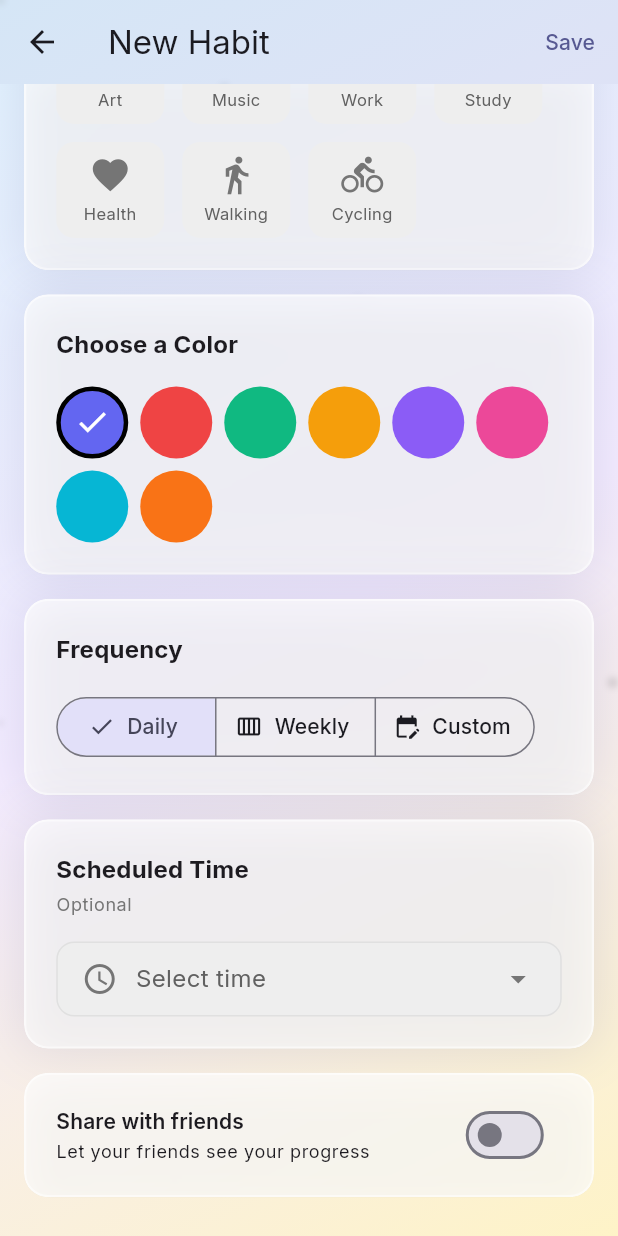
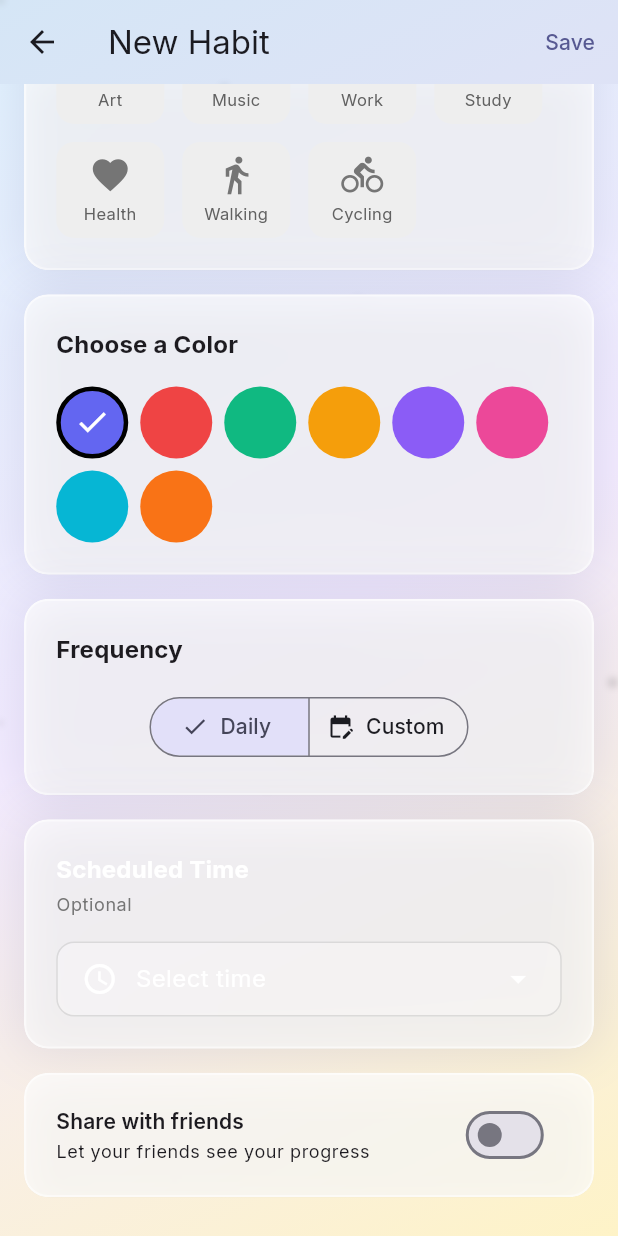
Before and after one commit to dekaos/my-habits, a Flutter app: the AddHabitScreen screen opened directly, scrolled down 576 dp, on a phone screen of 412 x 824 dp. Run offline on Flutter 3.47's test engine with Material 3 defaults, Android fonts, the phone set to English and light mode, and no system bars; our stand-ins replace audioplayers, confetti, fl_chart, flutter_local_notifications, flutter_riverpod, flutter_slidable and 6 more; accounts and stored records are empty; network calls fail; project files that could hold a hidden picture were left out.

Commit message:
HabitScreen > Better UI

```diff
--- a/lib/screens/habits/add_habit_screen.dart
+++ b/lib/screens/habits/add_habit_screen.dart
@@ -303,17 +303,13 @@ class _AddHabitScreenState extends ConsumerState<AddHabitScreen> {
                                 ),
                       ),
                       const SizedBox(height: 16),
-                      SegmentedButton<HabitFrequency>(
+                      Center(
+                        child: SegmentedButton<HabitFrequency>(
                           segments: const [
                             ButtonSegment(
                               value: HabitFrequency.daily,
                               label: Text('Daily'),
                               icon: Icon(Icons.calendar_today),
-                          ),
-                          ButtonSegment(
-                            value: HabitFrequency.weekly,
-                            label: Text('Weekly'),
-                            icon: Icon(Icons.calendar_view_week),
                             ),
                             ButtonSegment(
                               value: HabitFrequency.custom,
@@ -322,12 +318,14 @@ class _AddHabitScreenState extends ConsumerState<AddHabitScreen> {
                             ),
                           ],
                           selected: {_frequency},
-                        onSelectionChanged: (Set<HabitFrequency> newSelection) {
+                          onSelectionChanged:
+                              (Set<HabitFrequency> newSelection) {
                             setState(() {
                               _frequency = newSelection.first;
                             });
                           },
                         ),
+                      )
                     ],
                   ),
                 ),
@@ -353,6 +351,7 @@ class _AddHabitScreenState extends ConsumerState<AddHabitScreen> {
                         return FilterChip(
                           label: Text(days[index]),
                           selected: isSelected,
+                          showCheckmark: false,
                           onSelected: (selected) {
                             setState(() {
                               if (selected) {
@@ -389,6 +388,7 @@ class _AddHabitScreenState extends ConsumerState<AddHabitScreen> {
                                     .titleMedium
                                     ?.copyWith(
                                       fontWeight: FontWeight.bold,
+                                      color: Colors.white,
                                     ),
                               ),
                               const SizedBox(height: 4),
@@ -405,7 +405,8 @@ class _AddHabitScreenState extends ConsumerState<AddHabitScreen> {
                           ),
                           if (_selectedTime != null)
                             IconButton(
-                              icon: const Icon(Icons.clear),
+                              icon:
+                                  const Icon(Icons.clear, color: Colors.white),
                               onPressed: () {
                                 setState(() {
                                   _selectedTime = null;
@@ -434,12 +435,18 @@ class _AddHabitScreenState extends ConsumerState<AddHabitScreen> {
                             vertical: 12,
                           ),
                           decoration: BoxDecoration(
-                            color: Colors.grey.shade200,
+                            color:
+                                Theme.of(context).brightness == Brightness.dark
+                                    ? Colors.white.withValues(alpha: 0.05)
+                                    : Colors.white.withValues(alpha: 0.3),
                             borderRadius: BorderRadius.circular(12),
                             border: Border.all(
                               color: _selectedTime != null
                                   ? Theme.of(context).colorScheme.primary
-                                  : Colors.grey.shade300,
+                                  : (Theme.of(context).brightness ==
+                                          Brightness.dark
+                                      ? Colors.white.withValues(alpha: 0.2)
+                                      : Colors.grey.withValues(alpha: 0.3)),
                               width: _selectedTime != null ? 2 : 1,
                             ),
                           ),
@@ -452,7 +459,7 @@ class _AddHabitScreenState extends ConsumerState<AddHabitScreen> {
                                     Icons.access_time,
                                     color: _selectedTime != null
                                         ? Theme.of(context).colorScheme.primary
-                                        : Colors.grey.shade600,
+                                        : Colors.white,
                                   ),
                                   const SizedBox(width: 12),
                                   Text(
@@ -468,14 +475,14 @@ class _AddHabitScreenState extends ConsumerState<AddHabitScreen> {
                                           ? Theme.of(context)
                                               .colorScheme
                                               .primary
-                                          : Colors.grey.shade700,
+                                          : Colors.white,
                                     ),
                                   ),
                                 ],
                               ),
-                              Icon(
+                              const Icon(
                                 Icons.arrow_drop_down,
-                                color: Colors.grey.shade600,
+                                color: Colors.white,
                               ),
                             ],
                           ),
--- a/lib/screens/home/habits_tab.dart
+++ b/lib/screens/home/habits_tab.dart
@@ -7,7 +7,6 @@ import '../habits/add_habit_screen.dart';
 import '../habits/habit_detail_screen.dart';
 import '../../widgets/slidable_habit_card.dart';
 import '../../widgets/glass_card.dart';
-import '../../widgets/habit_calendar_view.dart';
 
 class HabitsTab extends ConsumerStatefulWidget {
   const HabitsTab({super.key});
```
Also changed, not shown: lib/screens/habits/edit_habit_screen.dart (+21 -14 lines). Lines whose indentation alone changed are shown as unchanged.
